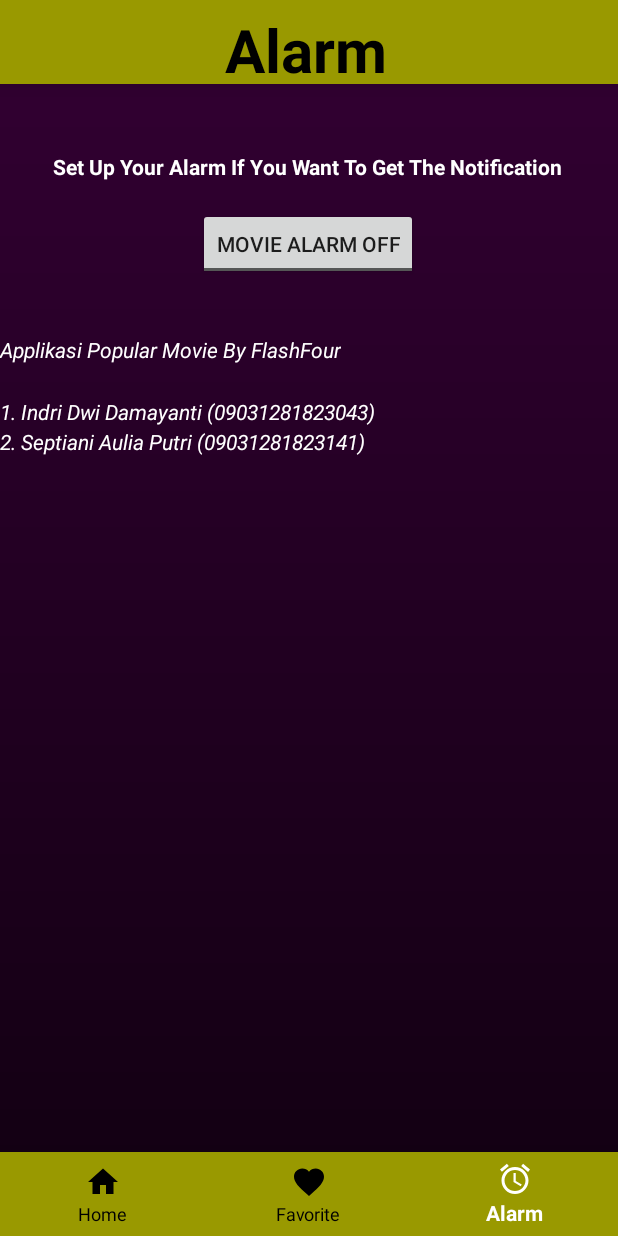
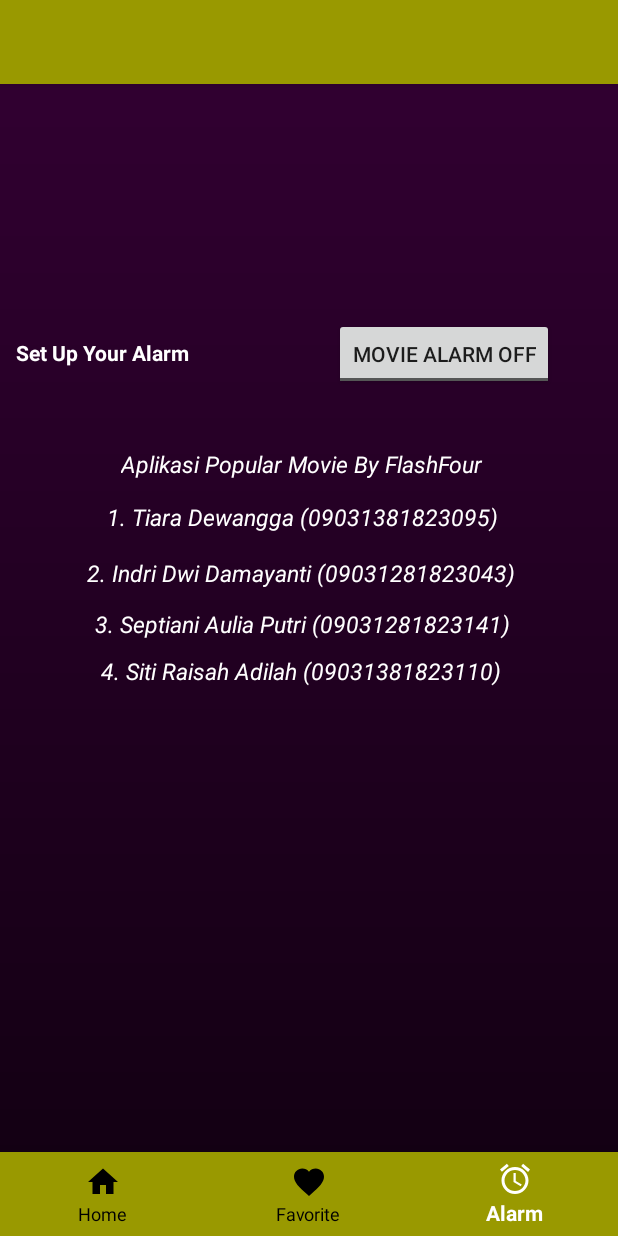
Before and after one commit to flashfour33/PopularMovie, an Android app: the Alarm screen opened directly, with no data from a screen before it, on a phone screen of 412 x 824 dp. Run offline under Robolectric (Android 15) with nearby library versions, the phone set to English and light mode, and no system bars.

Commit message:
Edit Alarm

```diff
--- a/app/src/main/res/layout/activity_alarm.xml
+++ b/app/src/main/res/layout/activity_alarm.xml
@@ -21,39 +21,38 @@
 
     </com.google.android.material.bottomnavigation.BottomNavigationView>
 
-    <com.google.android.material.bottomnavigation.BottomNavigationView
-        android:id="@+id/upper_navigation"
+    <com.google.android.material.appbar.AppBarLayout
         android:layout_width="match_parent"
         android:layout_height="wrap_content"
-        android:background="@color/colorPrimaryDark"
-        tools:layout_editor_absoluteX="16dp"
-        tools:layout_editor_absoluteY="-4dp" >
+        android:theme="@style/AppTheme.AppBarOverlay">
 
-        <TextView
-            android:id="@+id/textView2"
-            android:layout_width="145dp"
-            android:layout_height="44dp"
-            android:layout_marginLeft="150dp"
-            android:layout_marginTop="6dp"
-            android:layout_marginRight="8dp"
-            android:layout_marginBottom="12dp"
-            android:text="@string/name_alarm"
-            android:textColor="#000000"
-            android:textColorHighlight="#FFC781"
-            android:textSize="40sp"
-            android:textStyle="bold"
-            app:layout_constraintBottom_toBottomOf="parent"
-            app:layout_constraintEnd_toEndOf="parent"
-            app:layout_constraintHorizontal_bias="0.492"
-            app:layout_constraintStart_toStartOf="parent"
-            app:layout_constraintTop_toTopOf="parent"
-            android:layout_marginStart="150dp"
-            android:layout_marginEnd="8dp" />
-    </com.google.android.material.bottomnavigation.BottomNavigationView>
+        <androidx.appcompat.widget.Toolbar
+            android:id="@+id/tbDetailWisata"
+            android:layout_width="match_parent"
+            android:layout_height="?actionBarSize"
+            android:background="@color/colorPrimaryDark"
+            android:theme="@style/AppTheme.AppBarOverlay"
+            app:popupTheme="@style/AppTheme.PopupOverlay"
+            app:titleTextAppearance="@style/Toolbar.TitleText" />
+
+    </com.google.android.material.appbar.AppBarLayout>
 
     <androidx.constraintlayout.widget.ConstraintLayout
         android:layout_width="match_parent"
         android:layout_height="match_parent">
+
+        <ToggleButton
+            android:id="@+id/alarmToggle"
+            android:layout_width="wrap_content"
+            android:layout_height="wrap_content"
+            android:textOff="@string/alarm_off"
+            android:textOn="@string/alarm_on"
+            app:layout_constraintBottom_toBottomOf="parent"
+            app:layout_constraintEnd_toEndOf="parent"
+            app:layout_constraintHorizontal_bias="0.693"
+            app:layout_constraintStart_toEndOf="@+id/textView"
+            app:layout_constraintTop_toTopOf="parent"
+            app:layout_constraintVertical_bias="0.273" />
 
         <TextView
             android:id="@+id/textView"
@@ -64,23 +63,77 @@
             android:textStyle="bold"
             app:layout_constraintBottom_toBottomOf="parent"
             app:layout_constraintEnd_toEndOf="parent"
-            app:layout_constraintHorizontal_bias="0.492"
+            app:layout_constraintHorizontal_bias="0.037"
             app:layout_constraintStart_toStartOf="parent"
             app:layout_constraintTop_toTopOf="parent"
-            app:layout_constraintVertical_bias="0.126" />
+            app:layout_constraintVertical_bias="0.28" />
 
-        <ToggleButton
-            android:id="@+id/alarmToggle"
+        <TextView
+            android:id="@+id/textView4"
             android:layout_width="wrap_content"
             android:layout_height="wrap_content"
-            android:textOff="@string/alarm_off"
-            android:textOn="@string/alarm_on"
+            android:layout_marginTop="4dp"
+            android:paddingTop="10dp"
+            android:text="@string/description2"
+            android:textColor="@color/colorPrimary"
+            android:textColorHighlight="@color/colorPrimaryDark"
+            android:textSize="15dp"
+            android:textStyle="italic"
+            app:layout_constraintEnd_toEndOf="parent"
+            app:layout_constraintHorizontal_bias="0.472"
+            app:layout_constraintStart_toStartOf="parent"
+            app:layout_constraintTop_toBottomOf="@+id/textView3" />
+
+        <TextView
+            android:id="@+id/textView5"
+            android:layout_width="wrap_content"
+            android:layout_height="wrap_content"
+            android:paddingTop="10dp"
+            android:text="@string/description3"
+            android:textColor="@color/colorPrimary"
+            android:textColorHighlight="@color/colorPrimaryDark"
+            android:textSize="15dp"
+            android:textStyle="italic"
             app:layout_constraintBottom_toBottomOf="parent"
             app:layout_constraintEnd_toEndOf="parent"
-            app:layout_constraintHorizontal_bias="0.498"
+            app:layout_constraintHorizontal_bias="0.46"
             app:layout_constraintStart_toStartOf="parent"
-            app:layout_constraintTop_toBottomOf="@+id/textView"
-            app:layout_constraintVertical_bias="0.027" />
+            app:layout_constraintTop_toBottomOf="@+id/textView4"
+            app:layout_constraintVertical_bias="0.013" />
+
+        <TextView
+            android:id="@+id/textView6"
+            android:layout_width="wrap_content"
+            android:layout_height="wrap_content"
+            android:paddingTop="10dp"
+            android:text="@string/description4"
+            android:textColor="@color/colorPrimary"
+            android:textColorHighlight="@color/colorPrimaryDark"
+            android:textSize="15dp"
+            android:textStyle="italic"
+            app:layout_constraintBottom_toBottomOf="parent"
+            app:layout_constraintEnd_toEndOf="parent"
+            app:layout_constraintHorizontal_bias="0.466"
+            app:layout_constraintStart_toStartOf="parent"
+            app:layout_constraintTop_toBottomOf="@+id/textView5"
+            app:layout_constraintVertical_bias="0.006" />
+
+        <TextView
+            android:id="@+id/textView7"
+            android:layout_width="wrap_content"
+            android:layout_height="wrap_content"
+            android:paddingTop="10dp"
+            android:text="@string/description5"
+            android:textColor="@color/colorPrimary"
+            android:textColorHighlight="@color/colorPrimaryDark"
+            android:textSize="15dp"
+            android:textStyle="italic"
+            app:layout_constraintBottom_toBottomOf="parent"
+            app:layout_constraintEnd_toEndOf="parent"
+            app:layout_constraintHorizontal_bias="0.462"
+            app:layout_constraintStart_toStartOf="parent"
+            app:layout_constraintTop_toBottomOf="@+id/textView6"
+            app:layout_constraintVertical_bias="0.0" />
 
         <TextView
             android:id="@+id/textView3"
@@ -89,37 +142,14 @@
             android:text="@string/description"
             android:textColor="@color/colorPrimary"
             android:textColorHighlight="@color/colorPrimaryDark"
+            android:textSize="15dp"
             android:textStyle="italic"
             app:layout_constraintBottom_toBottomOf="parent"
+            app:layout_constraintEnd_toEndOf="parent"
+            app:layout_constraintHorizontal_bias="0.471"
+            app:layout_constraintStart_toStartOf="parent"
             app:layout_constraintTop_toBottomOf="@+id/alarmToggle"
-            app:layout_constraintVertical_bias="0.059"
-            tools:layout_editor_absoluteX="91dp" />
-
-        <TextView
-            android:id="@+id/textView4"
-            android:layout_width="wrap_content"
-            android:layout_height="wrap_content"
-            android:text="@string/description2"
-            android:textColor="@color/colorPrimary"
-            android:textColorHighlight="@color/colorPrimaryDark"
-            android:textStyle="italic"
-            app:layout_constraintBottom_toBottomOf="parent"
-            app:layout_constraintTop_toBottomOf="@+id/alarmToggle"
-            app:layout_constraintVertical_bias="0.126"
-            tools:layout_editor_absoluteX="77dp" />
-
-        <TextView
-            android:id="@+id/textView5"
-            android:layout_width="wrap_content"
-            android:layout_height="wrap_content"
-            android:text="@string/description3"
-            android:textColor="@color/colorPrimary"
-            android:textColorHighlight="@color/colorPrimaryDark"
-            android:textStyle="italic"
-            app:layout_constraintBottom_toBottomOf="parent"
-            app:layout_constraintTop_toBottomOf="@+id/alarmToggle"
-            app:layout_constraintVertical_bias="0.159"
-            tools:layout_editor_absoluteX="77dp" />
+            app:layout_constraintVertical_bias="0.071" />
 
     </androidx.constraintlayout.widget.ConstraintLayout>
 
--- a/app/src/main/res/values/strings.xml
+++ b/app/src/main/res/values/strings.xml
@@ -3,16 +3,20 @@
     <string name="about">About</string>
     <string name="flashfour33">Flashfour33</string>
     <string name="judul">FLASH FOUR</string>
+
+    //alarm
     <string name="alarm_off">Movie Alarm Off</string>
     <string name="alarm_on">Movie Alarm On</string>
     <string name="alarm_on_toast">Movie Alarm On!</string>
     <string name="alarm_off_toast">Movie Alarm Off!</string>
     <string name="notification_title">Dont Forget To Watching The Movie</string>
     <string name="notification_text">You can open your application to know about your favorite movie</string>
-    <string name="alarm_notif">Set Up Your Alarm If You Want To Get The Notification</string>
+    <string name="alarm_notif">Set Up Your Alarm</string>
     <string name="name_alarm">Alarm</string>
-    <string name="description">Applikasi Popular Movie By FlashFour</string>
-    <string name="description2">1. Indri Dwi Damayanti (09031281823043)</string>
-    <string name="description3">2. Septiani Aulia Putri (09031281823141)</string>
+    <string name="description">Aplikasi Popular Movie By FlashFour</string>
+    <string name="description2">1. Tiara Dewangga (09031381823095)</string>
+    <string name="description3">2. Indri Dwi Damayanti (09031281823043)</string>
+    <string name="description4">3. Septiani Aulia Putri (09031281823141)</string>
+    <string name="description5">4. Siti Raisah Adilah (09031381823110)</string>
 
 </resources>
--- a/app/src/main/res/values/styles.xml
+++ b/app/src/main/res/values/styles.xml
@@ -7,10 +7,14 @@
         <item name="colorAccent">@color/colorAccent</item>
     </style>
 
-    <style name="SearchView" parent="">
-        <item name="android:editTextColor">@color/colorPrimaryDark</item>
-        <item name="android:textColorHint">@color/colorPrimaryDark</item>
-        <item name="android:textStyle">bold</item>
+
+    <style name="Toolbar.TitleText" parent="TextAppearance.Widget.AppCompat.Toolbar.Title">
+        <item name="android:textSize">16sp</item>
+        <item name="android:textColor">@android:color/white</item>
     </style>
 
+    <style name="AppTheme.AppBarOverlay" parent="ThemeOverlay.AppCompat.Dark.ActionBar" />
+
+    <style name="AppTheme.PopupOverlay" parent="ThemeOverlay.AppCompat.Light" />
+
 </resources>
```
